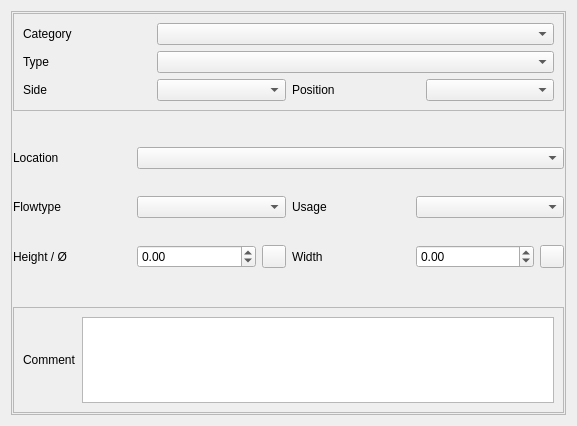
Above: config/base3_levee/qgswidgets/lamia_form_equipment_ui.ui from Artelia/Lamia before the change. Below: the same form after it.
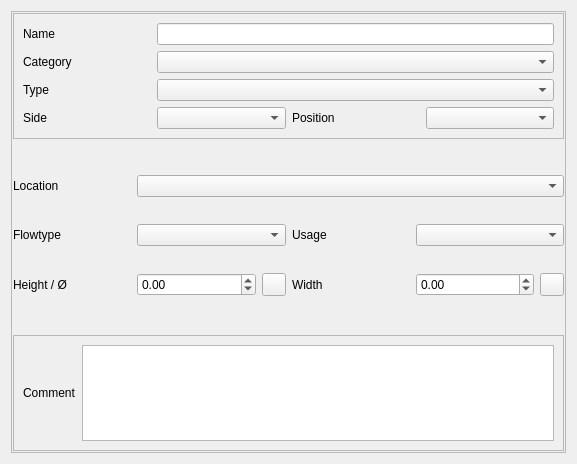
That is the form after the change. The open tabs and pages were chosen to show the change. Icons and pictures are not drawn.

Commit message: converter lamia levee bug fix

Diff of the .ui file:
```diff
--- a/config/base3_levee/qgswidgets/lamia_form_equipment_ui.ui
+++ b/config/base3_levee/qgswidgets/lamia_form_equipment_ui.ui
@@ -7,7 +7,7 @@
     <x>0</x>
     <y>0</y>
     <width>577</width>
-    <height>426</height>
+    <height>464</height>
    </rect>
   </property>
   <property name="windowTitle">
@@ -44,10 +44,7 @@
          <enum>QFrame::Raised</enum>
         </property>
         <layout class="QGridLayout" name="gridLayout">
-         <item row="2" column="1">
-          <widget class="QComboBox" name="comboBox_cote"/>
-         </item>
-         <item row="0" column="0">
+         <item row="1" column="0">
           <widget class="QLabel" name="label_11">
            <property name="text">
             <string>Category</string>
@@ -57,7 +54,7 @@
            </property>
           </widget>
          </item>
-         <item row="1" column="0">
+         <item row="2" column="0">
           <widget class="QLabel" name="label_3">
            <property name="text">
             <string>Type</string>
@@ -67,7 +64,7 @@
            </property>
           </widget>
          </item>
-         <item row="2" column="0">
+         <item row="3" column="0">
           <widget class="QLabel" name="label_4">
            <property name="text">
             <string>Side</string>
@@ -77,7 +74,7 @@
            </property>
           </widget>
          </item>
-         <item row="2" column="2">
+         <item row="3" column="2">
           <widget class="QLabel" name="label_12">
            <property name="text">
             <string>Position</string>
@@ -87,14 +84,27 @@
            </property>
           </widget>
          </item>
-         <item row="2" column="3">
-          <widget class="QComboBox" name="comboBox_position"/>
+         <item row="3" column="3">
+          <widget class="QComboBox" name="position"/>
          </item>
-         <item row="0" column="1" colspan="3">
-          <widget class="QComboBox" name="comboBox_cat"/>
+         <item row="3" column="1">
+          <widget class="QComboBox" name="side"/>
          </item>
          <item row="1" column="1" colspan="3">
-          <widget class="QComboBox" name="comboBox_type"/>
+          <widget class="QComboBox" name="equipmentcategory"/>
+         </item>
+         <item row="2" column="1" colspan="3">
+          <widget class="QComboBox" name="equipmenttype"/>
+         </item>
+         <item row="0" column="0">
+          <widget class="QLabel" name="label_16">
+           <property name="text">
+            <string>Name</string>
+           </property>
+          </widget>
+         </item>
+         <item row="0" column="1" colspan="3">
+          <widget class="QLineEdit" name="name"/>
          </item>
         </layout>
        </widget>
```
Left out of the diff: 24 changed lines with no effect on the pictures. The commit also changes 299 other files.
